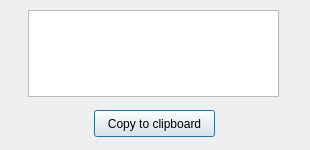
This is dlg_errMsg.ui in LESPROJEKT/qgis-layman-plugin as Qt 5 draws it before an edit. The edited form follows.
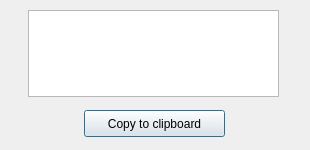
This is the edited form.

Patch:
```diff
--- a/dlg_errMsg.ui
+++ b/dlg_errMsg.ui
@@ -63,9 +63,9 @@
   <widget class="QPushButton" name="pushButton_copyMsg">
    <property name="geometry">
     <rect>
-     <x>94</x>
+     <x>84</x>
      <y>110</y>
-     <width>121</width>
+     <width>141</width>
      <height>27</height>
     </rect>
    </property>
```
